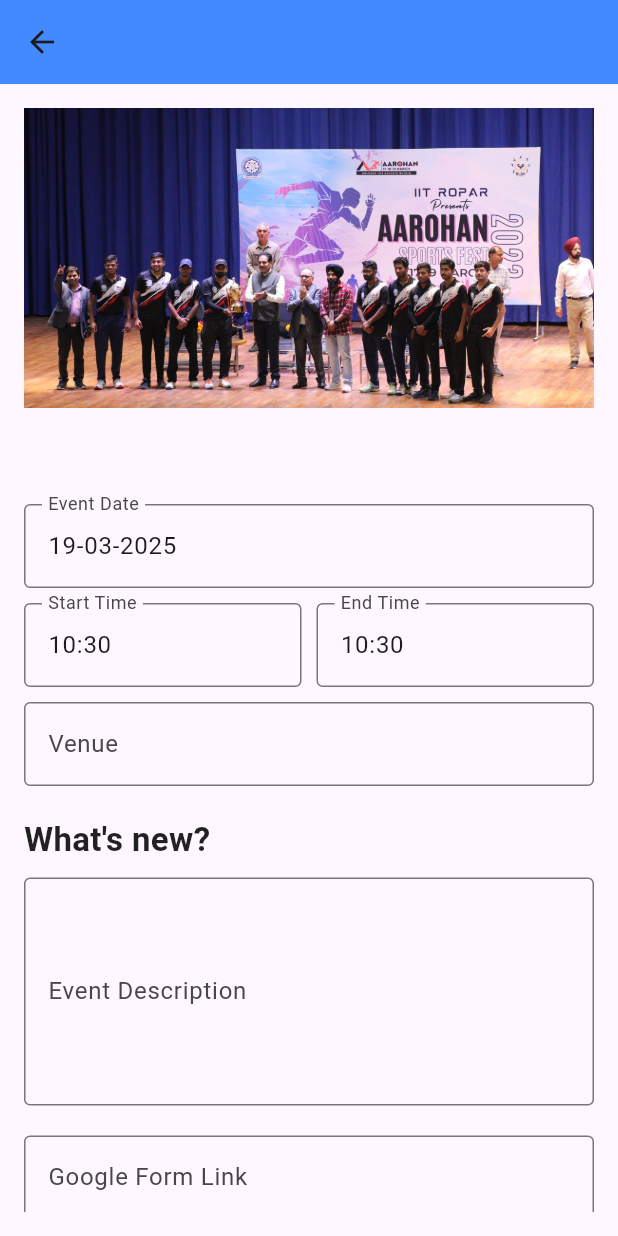
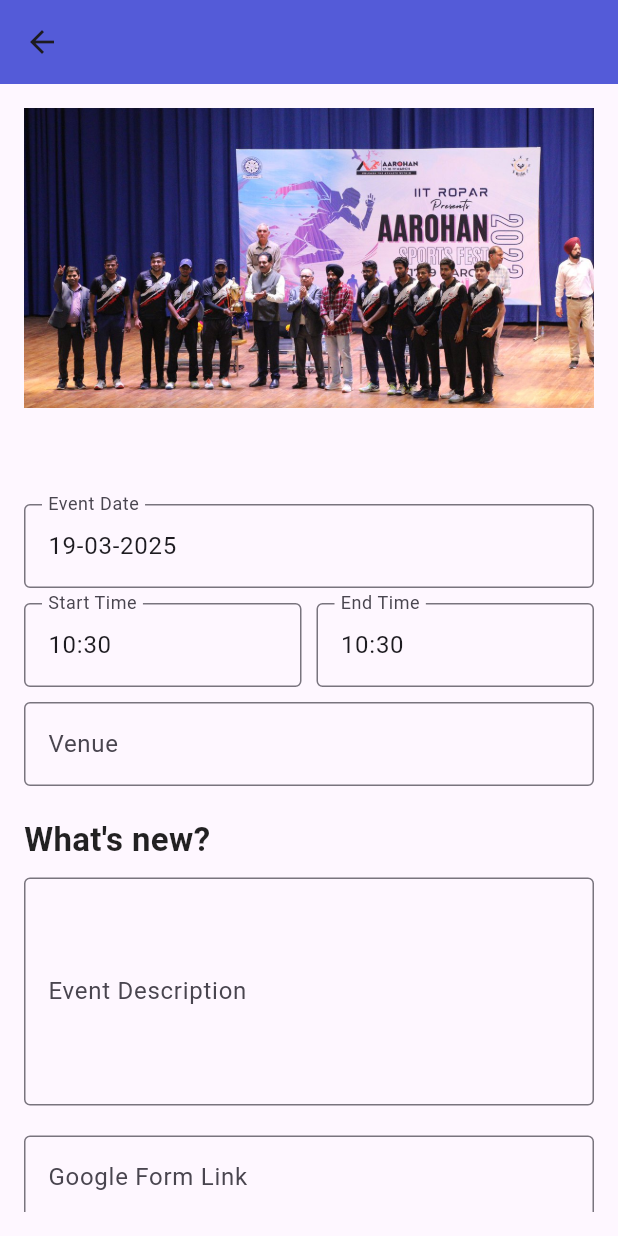
Before and after one commit to MokshIITRpr/FestEaze, a Flutter app: the EventTemplatePage screen opened directly with empty values, on a phone screen of 412 x 824 dp. Run offline on Flutter 3.47's test engine with Material 3 defaults, Android fonts, the phone set to English and light mode, and no system bars; our stand-ins replace animate_do, cloud_firestore, firebase_auth, firebase_core, google_maps_flutter, qr_flutter; accounts and stored records are empty.

Commit message:
done errors

```diff
--- a/lib/pages/Events/eventTemplatePage.dart
+++ b/lib/pages/Events/eventTemplatePage.dart
@@ -124,14 +124,14 @@
   @override
   Widget build(BuildContext context) {
     return Scaffold(
-      appBar: AppBar(
-        backgroundColor: Colors.blueAccent,
+      appBar: _isLoading
+          ? AppBar() : AppBar(
+        backgroundColor: const Color.fromARGB(255, 84, 91, 216),
         title: Row(
           mainAxisAlignment: MainAxisAlignment.spaceBetween,
           children: [
-            if (widget.isSuperAdmin)
               Text(
-                "Add Event Manager",
+                eventData!['eventName'],
                 style: const TextStyle(
                   fontWeight: FontWeight.bold,
                   color: Colors.white,
```
Also changed, not shown: 4 other files.
